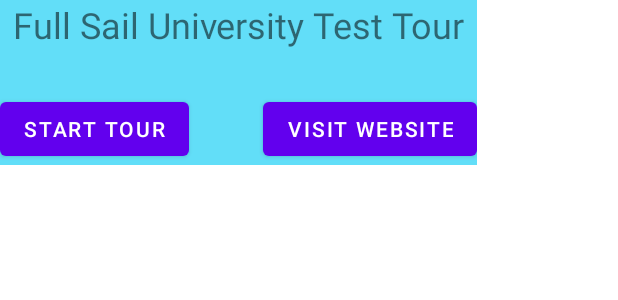
After one commit to BShaffer670/TouringApp, an Android app: the layout activity_marker_popup.xml on its own in the app's theme, with its tools: preview values and no code run, on a phone screen of 412 x 824 dp. The commit adds this screen. Shown: the top 300 px of the screen. Run offline under Robolectric (Android 15) with nearby library versions, the light colour scheme and no system bars.

Commit message:
Got the map to start up showing markers. Markers are now clickable and show a popup menu with a couple buttons, now need to code a direction thing (currently doing research on this), and play an audio once the user arrives at the location

```diff
--- /dev/null
+++ b/app/src/main/res/layout/activity_marker_popup.xml
@@ -0,0 +1,34 @@
+<?xml version="1.0" encoding="utf-8"?>
+<RelativeLayout xmlns:android="http://schemas.android.com/apk/res/android"
+    android:id="@+id/MarkerPopup"
+    android:layout_width="wrap_content"
+    android:layout_height="wrap_content"
+    android:background="#62def8">
+
+    <Button
+        android:id="@+id/startTour"
+        android:layout_width="wrap_content"
+        android:layout_height="wrap_content"
+        android:layout_alignParentTop="true"
+        android:layout_marginTop="62dp"
+        android:text="Start Tour" />
+
+    <Button
+        android:id="@+id/visitWebsite"
+        android:layout_width="wrap_content"
+        android:layout_height="wrap_content"
+        android:layout_alignParentTop="true"
+        android:layout_marginStart="49dp"
+        android:layout_marginTop="62dp"
+        android:layout_toEndOf="@+id/startTour"
+        android:text="Visit Website" />
+
+    <TextView
+        android:id="@+id/textView"
+        android:layout_width="318dp"
+        android:layout_height="wrap_content"
+        android:text="Full Sail University Test Tour"
+        android:textAlignment="center"
+        android:textSize="24sp" />
+
+</RelativeLayout>
```
Also changed, not shown: app/src/main/java/com/example/tourapp3/WorldMapActivity.java (+45 -1 lines).
